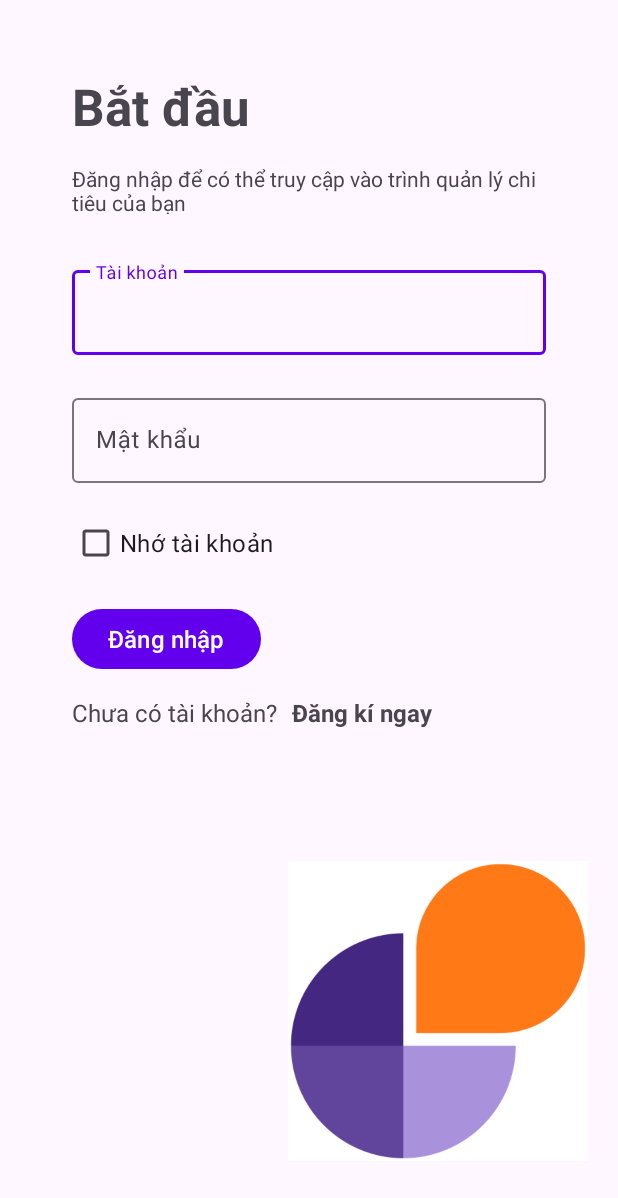
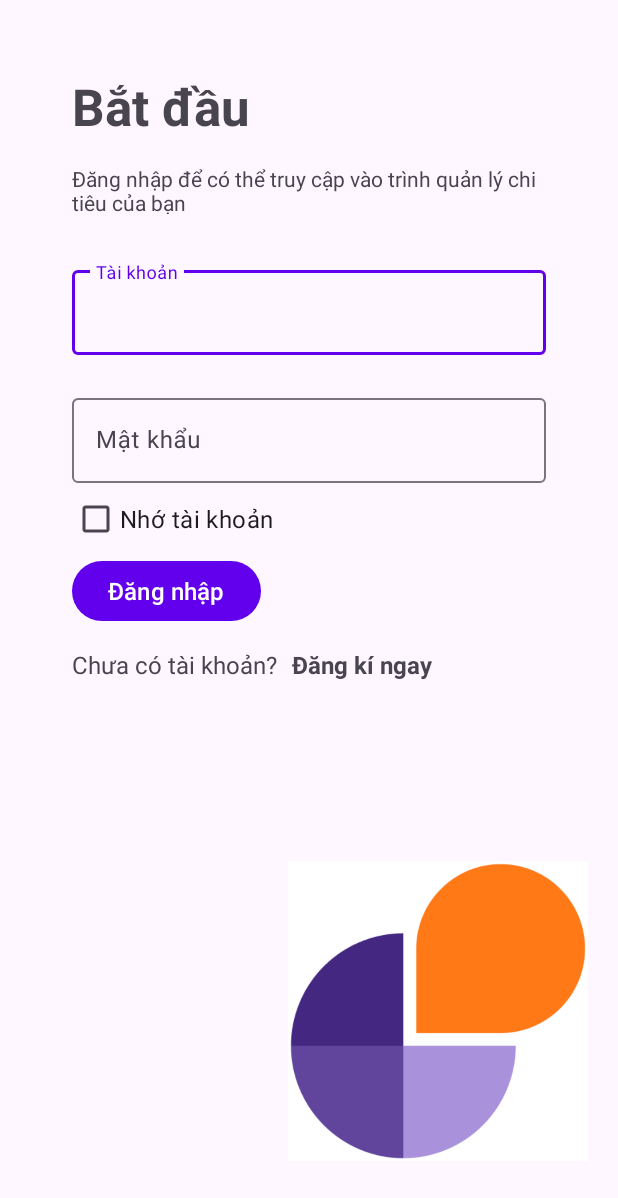
Before and after one commit to khanhworktime/financityFeedMyWallet, an Android app: the screen it shows after launch (LogIn), on a phone screen of 412 x 824 dp. Shown: the top 1198 px of the screen. Run offline under Robolectric (Android 15) with nearby library versions, the phone set to English and light mode, and no system bars.

Commit message:
login + signup

```diff
--- a/app/src/main/res/layout/login.xml
+++ b/app/src/main/res/layout/login.xml
@@ -78,7 +78,6 @@
         android:id="@+id/ck_rememberacc"
         android:layout_width="wrap_content"
         android:layout_height="wrap_content"
-        android:layout_marginTop="16dp"
         android:text="Nhớ tài khoản"
         android:textSize="16sp"
         app:layout_constraintEnd_toEndOf="parent"
@@ -90,7 +89,6 @@
         android:id="@+id/btn_login"
         android:layout_width="wrap_content"
         android:layout_height="wrap_content"
-        android:layout_marginTop="16dp"
         android:text="Đăng nhập"
         android:textSize="16sp"
         app:layout_constraintEnd_toEndOf="parent"
```
